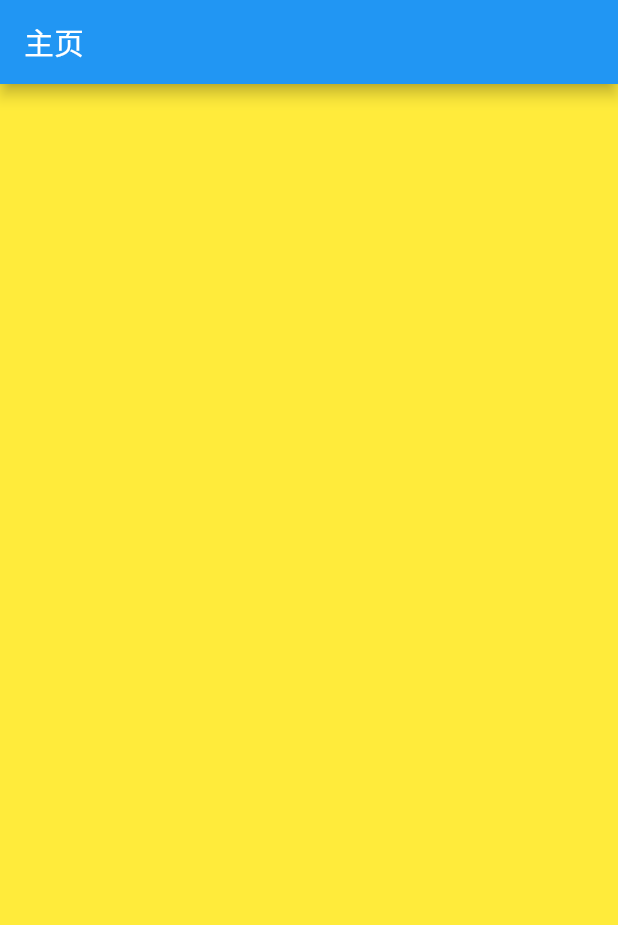
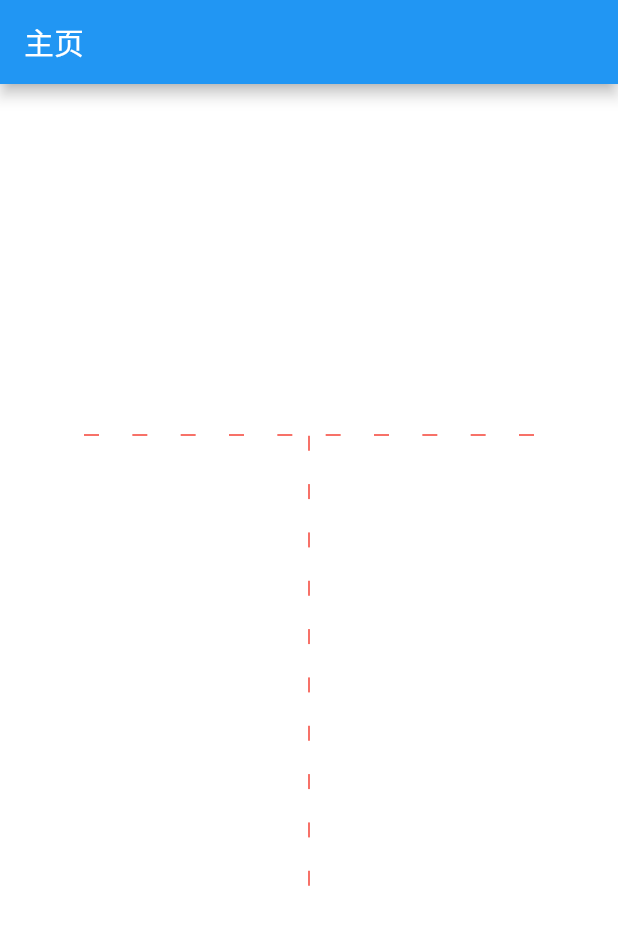
Before and after one commit to yuanxinliang/flutters, a Flutter app: the screen it shows after launch, on a phone screen of 412 x 824 dp. Shown: the top 925 px of the screen. Run offline on Flutter 3.47's test engine with Material 2 defaults, Android fonts, the phone set to English and light mode, and no system bars.

Commit message:
评分、虚线

```diff
--- a/flutter_test_component/lib/dashed_line_widget.dart
+++ b/flutter_test_component/lib/dashed_line_widget.dart
@@ -0,0 +1,43 @@
+import 'package:flutter/material.dart';
+
+class XLDashedLine extends StatefulWidget {
+  final Axis axis;
+  final double dashedLineWidth;
+  final double dashedLineHeight;
+  final int count;
+  final Color dashedLineColor;
+
+  XLDashedLine({
+    this.axis = Axis.horizontal,
+    this.dashedLineWidth = 1,
+    this.dashedLineHeight = 1,
+    this.count,
+    this.dashedLineColor = Colors.red
+  });
+
+  @override
+  _XLDashedLineState createState() => _XLDashedLineState();
+}
+
+class _XLDashedLineState extends State<XLDashedLine> {
+  @override
+  Widget build(BuildContext context) {
+
+    int count_ = widget.count;
+    print(count_);
+    return Flex(
+      direction: widget.axis,
+      mainAxisAlignment: MainAxisAlignment.spaceBetween,
+      children: List.generate(count_, (_) {
+        return SizedBox(
+          width: widget.dashedLineWidth,
+          height: widget.dashedLineHeight,
+          child: DecoratedBox(
+            decoration: BoxDecoration(color: widget.dashedLineColor),
+          ),
+        );
+      }),
+    );
+
+  }
+}
--- a/flutter_test_component/lib/main.dart
+++ b/flutter_test_component/lib/main.dart
@@ -1,17 +1,47 @@
 import 'package:flutter/material.dart';
+import 'dashed_line_widget.dart';
+import 'star_rating_widget.dart';
 
 void main() => runApp(MyApp());
 
 class MyApp extends StatelessWidget {
+
   @override
   Widget build(BuildContext context) {
     return MaterialApp(
       home: Scaffold(
         appBar: AppBar(title: Text('主页'),),
         body: Container(
-          color: Colors.yellow,
+          color: Colors.white,
+          child: Center(child: _content())
         ),
       ),
     );
   }
+
+  Widget _content() {
+//    return XLStarRating(rate: 9.0);
+    return Column(
+      mainAxisAlignment: MainAxisAlignment.center,
+      children: <Widget>[
+        Container(
+          width: 300,
+          child: XLDashedLine(
+            axis: Axis.horizontal,
+            dashedLineWidth: 10,
+            count: 10,
+          ),
+        ),
+        Container(
+          height: 300,
+          child: XLDashedLine(
+            axis: Axis.vertical,
+            dashedLineHeight: 10,
+            count: 10,
+          ),
+        ),
+      ],
+    );
+  }
+
 }
```
Also changed, not shown: flutter_app_douban/lib/main.dart (added, +111 -0 lines), flutter_app_douban/pubspec.yaml (added, +72 -0 lines), flutter_test_component/lib/star_rating_widget.dart (+102 -0 lines), 54 other files.
